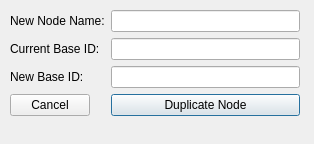
The window that ui/dbcnodeduplicateeditor.ui (collin80/SavvyCAN) describes before a commit, drawn with Qt 5.
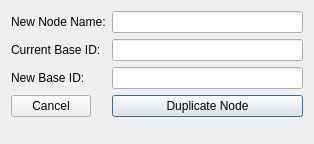
The same window after the commit.

```diff
--- a/ui/dbcnodeduplicateeditor.ui
+++ b/ui/dbcnodeduplicateeditor.ui
@@ -19,15 +19,6 @@
   <property name="windowTitle">
    <string>Duplicate Node</string>
   </property>
-  <widget class="QWidget" name="layoutWidget">
-   <property name="geometry">
-    <rect>
-     <x>10</x>
-     <y>10</y>
-     <width>290</width>
-     <height>116</height>
-    </rect>
-   </property>
    <layout class="QFormLayout" name="formLayout">
     <item row="0" column="0">
      <widget class="QLabel" name="label_2">
@@ -81,7 +72,6 @@
      </widget>
     </item>
    </layout>
-  </widget>
  </widget>
  <resources/>
  <connections/>
```
Lines whose indentation alone changed are shown as unchanged.
